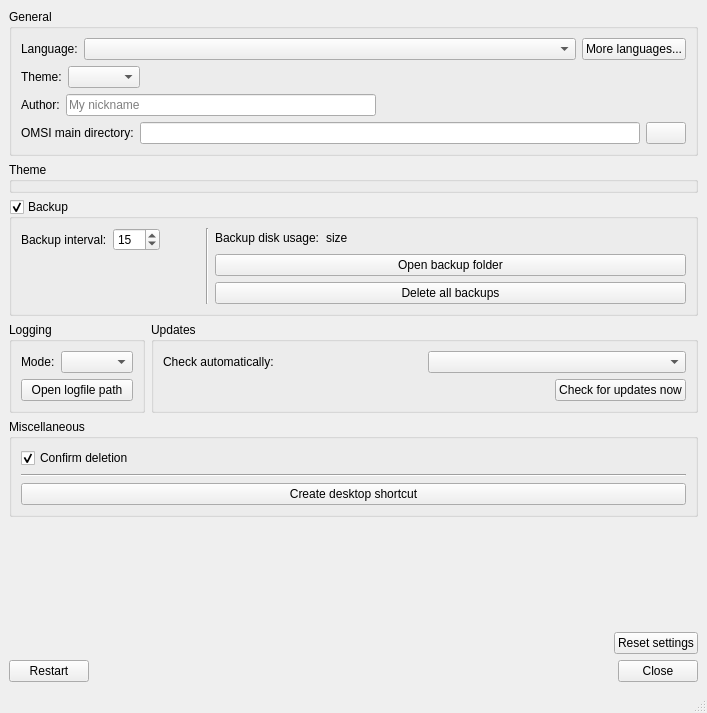
The window that OTModules/OTGeneric/wsettings.ui (pietr26/OMSI-Tools) describes before a commit, drawn with Qt 5.
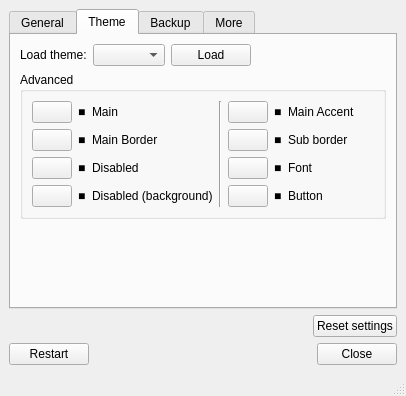
The same window after the commit. Icons and pictures are not drawn.

Commit message: Implemented theme designer

```diff
--- a/OTModules/OTGeneric/wsettings.ui
+++ b/OTModules/OTGeneric/wsettings.ui
@@ -9,8 +9,8 @@
    <rect>
     <x>0</x>
     <y>0</y>
-    <width>707</width>
-    <height>713</height>
+    <width>406</width>
+    <height>396</height>
    </rect>
   </property>
   <property name="windowTitle">
@@ -23,11 +23,15 @@
   <widget class="QWidget" name="centralwidget">
    <layout class="QVBoxLayout" name="verticalLayout_3">
     <item>
-     <widget class="QGroupBox" name="gbxGeneral">
-      <property name="title">
+     <widget class="QTabWidget" name="twgSettings">
+      <property name="currentIndex">
+       <number>1</number>
+      </property>
+      <widget class="QWidget" name="tabGeneral">
+       <attribute name="title">
        <string>General</string>
-      </property>
-      <layout class="QVBoxLayout" name="verticalLayout_4">
+       </attribute>
+       <layout class="QVBoxLayout" name="verticalLayout_10">
        <item>
         <layout class="QHBoxLayout" name="horizontalLayout_6">
          <item>
@@ -72,46 +76,6 @@
          </item>
         </layout>
        </item>
-       <item>
-        <layout class="QHBoxLayout" name="horizontalLayout_11">
-         <item>
-          <widget class="QLabel" name="lblTheme">
-           <property name="text">
-            <string>Theme:</string>
-           </property>
-           <property name="buddy">
-            <cstring>cobxTheme</cstring>
-           </property>
-          </widget>
-         </item>
-         <item>
-          <widget class="QComboBox" name="cobxTheme">
-           <property name="sizePolicy">
-            <sizepolicy hsizetype="Preferred" vsizetype="Fixed">
-             <horstretch>0</horstretch>
-             <verstretch>0</verstretch>
-            </sizepolicy>
-           </property>
-           <property name="sizeAdjustPolicy">
-            <enum>QComboBox::AdjustToContents</enum>
-           </property>
-          </widget>
-         </item>
-         <item>
-          <spacer name="horizontalSpacer_6">
-           <property name="orientation">
-            <enum>Qt::Horizontal</enum>
-           </property>
-           <property name="sizeHint" stdset="0">
-            <size>
-             <width>40</width>
-             <height>20</height>
-            </size>
-           </property>
-          </spacer>
-         </item>
-        </layout>
-       </item>
        <item>
         <layout class="QHBoxLayout" name="horizontalLayout_12">
          <item>
@@ -181,25 +145,422 @@
          </item>
         </layout>
        </item>
-      </layout>
-     </widget>
-    </item>
-    <item>
-     <widget class="QGroupBox" name="gbxTheme">
-      <property name="title">
+        <item>
+         <spacer name="verticalSpacer_2">
+          <property name="orientation">
+           <enum>Qt::Vertical</enum>
+          </property>
+          <property name="sizeHint" stdset="0">
+           <size>
+            <width>20</width>
+            <height>40</height>
+           </size>
+          </property>
+         </spacer>
+        </item>
+        <item>
+         <widget class="QCheckBox" name="cbxBackupEnabled">
+          <property name="text">
+           <string>Backup enabled</string>
+          </property>
+         </widget>
+        </item>
+       </layout>
+      </widget>
+      <widget class="QWidget" name="tabTheme">
+       <attribute name="title">
        <string>Theme</string>
-      </property>
+       </attribute>
+       <layout class="QVBoxLayout" name="verticalLayout_4">
+        <item>
+         <layout class="QHBoxLayout" name="horizontalLayout_11">
+          <item>
+           <widget class="QLabel" name="lblTheme">
+            <property name="text">
+             <string>Load theme:</string>
+            </property>
+            <property name="buddy">
+             <cstring>cobxTheme</cstring>
+            </property>
      </widget>
     </item>
     <item>
-     <widget class="QGroupBox" name="gbxAutosave">
+           <widget class="QComboBox" name="cobxTheme">
+            <property name="sizePolicy">
+             <sizepolicy hsizetype="Preferred" vsizetype="Fixed">
+              <horstretch>0</horstretch>
+              <verstretch>0</verstretch>
+             </sizepolicy>
+            </property>
+            <property name="sizeAdjustPolicy">
+             <enum>QComboBox::AdjustToContents</enum>
+            </property>
+           </widget>
+          </item>
+          <item>
+           <widget class="QPushButton" name="btnLoadTheme">
+            <property name="text">
+             <string>Load</string>
+            </property>
+            <property name="icon">
+             <iconset resource="../../ressources.qrc">
+              <normaloff>:/rec/data/icons/iconZip.svg</normaloff>:/rec/data/icons/iconZip.svg</iconset>
+            </property>
+           </widget>
+          </item>
+          <item>
+           <spacer name="horizontalSpacer_6">
+            <property name="orientation">
+             <enum>Qt::Horizontal</enum>
+            </property>
+            <property name="sizeHint" stdset="0">
+             <size>
+              <width>40</width>
+              <height>20</height>
+             </size>
+            </property>
+           </spacer>
+          </item>
+         </layout>
+        </item>
+        <item>
+         <widget class="QGroupBox" name="gbxThemeAdvanced">
       <property name="title">
+           <string>Advanced</string>
+          </property>
+          <layout class="QVBoxLayout" name="verticalLayout_9">
+           <item>
+            <layout class="QGridLayout" name="glaTheme">
+             <item row="1" column="5">
+              <widget class="QLabel" name="lblThemeAcc1">
+               <property name="sizePolicy">
+                <sizepolicy hsizetype="Maximum" vsizetype="Preferred">
+                 <horstretch>0</horstretch>
+                 <verstretch>0</verstretch>
+                </sizepolicy>
+               </property>
+               <property name="text">
+                <string notr="true">■</string>
+               </property>
+              </widget>
+             </item>
+             <item row="2" column="2">
+              <widget class="QLabel" name="lblThemeDisName">
+               <property name="text">
+                <string>Disabled</string>
+               </property>
+              </widget>
+             </item>
+             <item row="1" column="0">
+              <widget class="QPushButton" name="btnThemeMainSC">
+               <property name="sizePolicy">
+                <sizepolicy hsizetype="Maximum" vsizetype="Fixed">
+                 <horstretch>0</horstretch>
+                 <verstretch>0</verstretch>
+                </sizepolicy>
+               </property>
+               <property name="text">
+                <string/>
+               </property>
+               <property name="icon">
+                <iconset resource="../../ressources.qrc">
+                 <normaloff>:/rec/data/icons/iconBroom.svg</normaloff>:/rec/data/icons/iconBroom.svg</iconset>
+               </property>
+              </widget>
+             </item>
+             <item row="3" column="1">
+              <widget class="QLabel" name="lblThemeDisD">
+               <property name="sizePolicy">
+                <sizepolicy hsizetype="Maximum" vsizetype="Preferred">
+                 <horstretch>0</horstretch>
+                 <verstretch>0</verstretch>
+                </sizepolicy>
+               </property>
+               <property name="text">
+                <string notr="true">■</string>
+               </property>
+              </widget>
+             </item>
+             <item row="2" column="4">
+              <widget class="QPushButton" name="btnThemeAcc3">
+               <property name="sizePolicy">
+                <sizepolicy hsizetype="Maximum" vsizetype="Fixed">
+                 <horstretch>0</horstretch>
+                 <verstretch>0</verstretch>
+                </sizepolicy>
+               </property>
+               <property name="text">
+                <string/>
+               </property>
+               <property name="icon">
+                <iconset resource="../../ressources.qrc">
+                 <normaloff>:/rec/data/icons/iconBroom.svg</normaloff>:/rec/data/icons/iconBroom.svg</iconset>
+               </property>
+              </widget>
+             </item>
+             <item row="3" column="2">
+              <widget class="QLabel" name="lblThemeDisDName">
+               <property name="text">
+                <string>Disabled (background)</string>
+               </property>
+              </widget>
+             </item>
+             <item row="0" column="0">
+              <widget class="QPushButton" name="btnThemeMain">
+               <property name="sizePolicy">
+                <sizepolicy hsizetype="Maximum" vsizetype="Fixed">
+                 <horstretch>0</horstretch>
+                 <verstretch>0</verstretch>
+                </sizepolicy>
+               </property>
+               <property name="text">
+                <string/>
+               </property>
+               <property name="icon">
+                <iconset resource="../../ressources.qrc">
+                 <normaloff>:/rec/data/icons/iconBroom.svg</normaloff>:/rec/data/icons/iconBroom.svg</iconset>
+               </property>
+              </widget>
+             </item>
+             <item row="2" column="0">
+              <widget class="QPushButton" name="btnThemeDis">
+               <property name="sizePolicy">
+                <sizepolicy hsizetype="Maximum" vsizetype="Fixed">
+                 <horstretch>0</horstretch>
+                 <verstretch>0</verstretch>
+                </sizepolicy>
+               </property>
+               <property name="text">
+                <string/>
+               </property>
+               <property name="icon">
+                <iconset resource="../../ressources.qrc">
+                 <normaloff>:/rec/data/icons/iconBroom.svg</normaloff>:/rec/data/icons/iconBroom.svg</iconset>
+               </property>
+              </widget>
+             </item>
+             <item row="0" column="3" rowspan="4">
+              <widget class="Line" name="line_3">
+               <property name="orientation">
+                <enum>Qt::Vertical</enum>
+               </property>
+              </widget>
+             </item>
+             <item row="0" column="2">
+              <widget class="QLabel" name="lblThemeMainName">
+               <property name="text">
+                <string extracomment="Context &quot;Main color&quot;">Main</string>
+               </property>
+              </widget>
+             </item>
+             <item row="1" column="2">
+              <widget class="QLabel" name="lblThemeMainSCName">
+               <property name="text">
+                <string>Main Border</string>
+               </property>
+              </widget>
+             </item>
+             <item row="1" column="1">
+              <widget class="QLabel" name="lblThemeMainSC">
+               <property name="sizePolicy">
+                <sizepolicy hsizetype="Maximum" vsizetype="Preferred">
+                 <horstretch>0</horstretch>
+                 <verstretch>0</verstretch>
+                </sizepolicy>
+               </property>
+               <property name="text">
+                <string notr="true">■</string>
+               </property>
+              </widget>
+             </item>
+             <item row="3" column="0">
+              <widget class="QPushButton" name="btnThemeDisD">
+               <property name="sizePolicy">
+                <sizepolicy hsizetype="Maximum" vsizetype="Fixed">
+                 <horstretch>0</horstretch>
+                 <verstretch>0</verstretch>
+                </sizepolicy>
+               </property>
+               <property name="text">
+                <string/>
+               </property>
+               <property name="icon">
+                <iconset resource="../../ressources.qrc">
+                 <normaloff>:/rec/data/icons/iconBroom.svg</normaloff>:/rec/data/icons/iconBroom.svg</iconset>
+               </property>
+              </widget>
+             </item>
+             <item row="0" column="1">
+              <widget class="QLabel" name="lblThemeMain">
+               <property name="sizePolicy">
+                <sizepolicy hsizetype="Maximum" vsizetype="Preferred">
+                 <horstretch>0</horstretch>
+                 <verstretch>0</verstretch>
+                </sizepolicy>
+               </property>
+               <property name="text">
+                <string notr="true">■</string>
+               </property>
+              </widget>
+             </item>
+             <item row="1" column="4">
+              <widget class="QPushButton" name="btnThemeAcc1">
+               <property name="sizePolicy">
+                <sizepolicy hsizetype="Maximum" vsizetype="Fixed">
+                 <horstretch>0</horstretch>
+                 <verstretch>0</verstretch>
+                </sizepolicy>
+               </property>
+               <property name="text">
+                <string/>
+               </property>
+               <property name="icon">
+                <iconset resource="../../ressources.qrc">
+                 <normaloff>:/rec/data/icons/iconBroom.svg</normaloff>:/rec/data/icons/iconBroom.svg</iconset>
+               </property>
+              </widget>
+             </item>
+             <item row="2" column="1">
+              <widget class="QLabel" name="lblThemeDis">
+               <property name="sizePolicy">
+                <sizepolicy hsizetype="Maximum" vsizetype="Preferred">
+                 <horstretch>0</horstretch>
+                 <verstretch>0</verstretch>
+                </sizepolicy>
+               </property>
+               <property name="text">
+                <string notr="true">■</string>
+               </property>
+              </widget>
+             </item>
+             <item row="2" column="6">
+              <widget class="QLabel" name="lblThemeAcc3Name">
+               <property name="text">
+                <string>Font</string>
+               </property>
+              </widget>
+             </item>
+             <item row="1" column="6">
+              <widget class="QLabel" name="lblThemeAcc1Name">
+               <property name="text">
+                <string>Sub border</string>
+               </property>
+              </widget>
+             </item>
+             <item row="0" column="6">
+              <widget class="QLabel" name="lblThemeAcc2Name">
+               <property name="text">
+                <string>Main Accent</string>
+               </property>
+              </widget>
+             </item>
+             <item row="0" column="4">
+              <widget class="QPushButton" name="btnThemeAcc2">
+               <property name="sizePolicy">
+                <sizepolicy hsizetype="Maximum" vsizetype="Fixed">
+                 <horstretch>0</horstretch>
+                 <verstretch>0</verstretch>
+                </sizepolicy>
+               </property>
+               <property name="text">
+                <string/>
+               </property>
+               <property name="icon">
+                <iconset resource="../../ressources.qrc">
+                 <normaloff>:/rec/data/icons/iconBroom.svg</normaloff>:/rec/data/icons/iconBroom.svg</iconset>
+               </property>
+              </widget>
+             </item>
+             <item row="0" column="5">
+              <widget class="QLabel" name="lblThemeAcc2">
+               <property name="sizePolicy">
+                <sizepolicy hsizetype="Maximum" vsizetype="Preferred">
+                 <horstretch>0</horstretch>
+                 <verstretch>0</verstretch>
+                </sizepolicy>
+               </property>
+               <property name="text">
+                <string notr="true">■</string>
+               </property>
+              </widget>
+             </item>
+             <item row="3" column="6">
+              <widget class="QLabel" name="lblThemeButtonName">
+               <property name="text">
+                <string>Button</string>
+               </property>
+              </widget>
+             </item>
+             <item row="3" column="4">
+              <widget class="QPushButton" name="btnThemeButton">
+               <property name="sizePolicy">
+                <sizepolicy hsizetype="Maximum" vsizetype="Fixed">
+                 <horstretch>0</horstretch>
+                 <verstretch>0</verstretch>
+                </sizepolicy>
+               </property>
+               <property name="text">
+                <string/>
+               </property>
+               <property name="icon">
+                <iconset resource="../../ressources.qrc">
+                 <normaloff>:/rec/data/icons/iconBroom.svg</normaloff>:/rec/data/icons/iconBroom.svg</iconset>
+               </property>
+              </widget>
+             </item>
+             <item row="2" column="5">
+              <widget class="QLabel" name="lblThemeAcc3">
+               <property name="sizePolicy">
+                <sizepolicy hsizetype="Maximum" vsizetype="Preferred">
+                 <horstretch>0</horstretch>
+                 <verstretch>0</verstretch>
+                </sizepolicy>
+               </property>
+               <property name="text">
+                <string notr="true">■</string>
+               </property>
+              </widget>
+             </item>
+             <item row="3" column="5">
+              <widget class="QLabel" name="lblThemeButton">
+               <property name="sizePolicy">
+                <sizepolicy hsizetype="Maximum" vsizetype="Preferred">
+                 <horstretch>0</horstretch>
+                 <verstretch>0</verstretch>
+                </sizepolicy>
+               </property>
+               <property name="text">
+                <string notr="true">■</string>
+               </property>
+              </widget>
+             </item>
+            </layout>
+           </item>
+          </layout>
+         </widget>
+        </item>
+        <item>
+         <spacer name="verticalSpacer_3">
+          <property name="orientation">
+           <enum>Qt::Vertical</enum>
+          </property>
+          <property name="sizeHint" stdset="0">
+           <size>
+            <width>20</width>
+            <height>40</height>
+           </size>
+          </property>
+         </spacer>
+        </item>
+       </layout>
+      </widget>
+      <widget class="QWidget" name="tabBackup">
+       <attribute name="title">
        <string>Backup</string>
-      </property>
-      <property name="checkable">
-       <bool>true</bool>
-      </property>
-      <layout class="QHBoxLayout" name="horizontalLayout_13">
+       </attribute>
+       <layout class="QVBoxLayout" name="verticalLayout_8">
+        <item>
+         <layout class="QHBoxLayout" name="horizontalLayout_14">
        <item>
         <layout class="QVBoxLayout" name="verticalLayout">
          <item>
@@ -343,10 +704,29 @@
         </layout>
        </item>
       </layout>
-     </widget>
-    </item>
+        </item>
+        <item>
+         <spacer name="verticalSpacer_4">
+          <property name="orientation">
+           <enum>Qt::Vertical</enum>
+          </property>
+          <property name="sizeHint" stdset="0">
+           <size>
+            <width>20</width>
+            <height>40</height>
+           </size>
+          </property>
+         </spacer>
+        </item>
+       </layout>
+      </widget>
+      <widget class="QWidget" name="tabMore">
+       <attribute name="title">
+        <string>More</string>
+       </attribute>
+       <layout class="QVBoxLayout" name="verticalLayout_11">
     <item>
-     <layout class="QHBoxLayout" name="horizontalLayout_9">
+         <layout class="QHBoxLayout" name="horizontalLayout_13">
       <item>
        <widget class="QGroupBox" name="gbxLogging">
         <property name="title">
@@ -496,7 +876,7 @@
      </widget>
     </item>
     <item>
-     <spacer name="verticalSpacer_4">
+         <spacer name="verticalSpacer_5">
       <property name="orientation">
        <enum>Qt::Vertical</enum>
       </property>
@@ -507,6 +887,10 @@
        </size>
       </property>
      </spacer>
+        </item>
+       </layout>
+      </widget>
+     </widget>
     </item>
     <item>
      <layout class="QHBoxLayout" name="horizontalLayout">
```
Left out of the diff: 2 changed lines with no effect on the pictures. Lines whose indentation alone changed are shown as unchanged. The commit also changes 15 other files.
